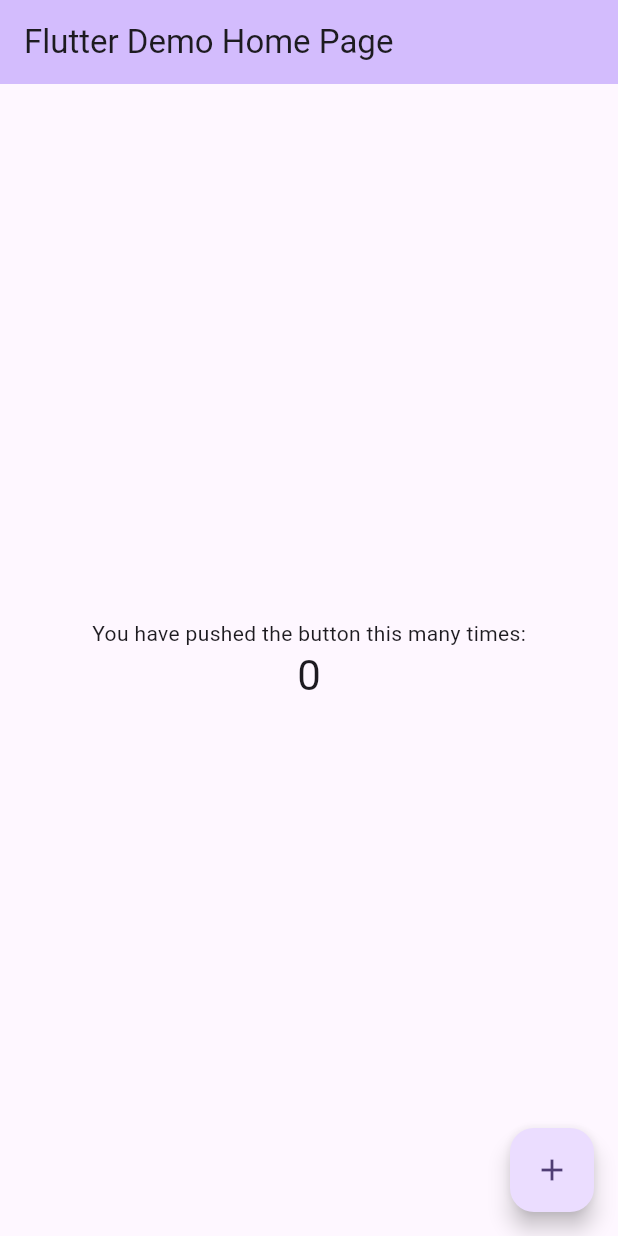
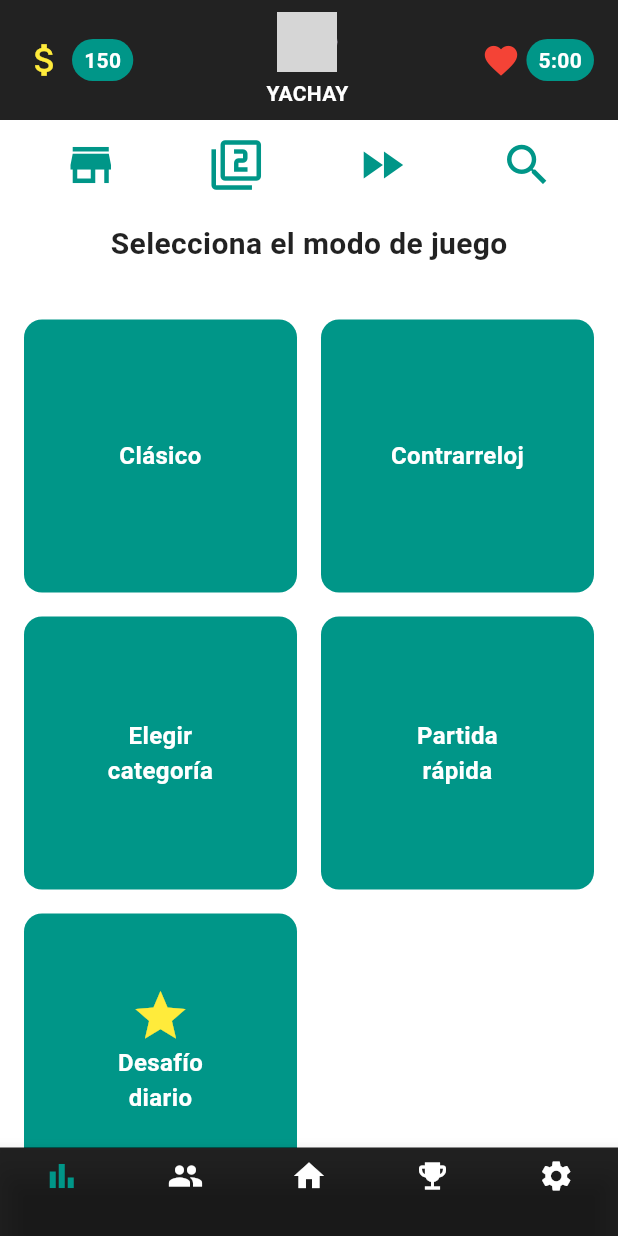
Before and after one commit to Adhemar03/yachay, a Flutter app: the screen it shows after launch, on a phone screen of 412 x 824 dp. Run offline on Flutter 3.47's test engine with Material 3 defaults, Android fonts, the light colour scheme and no system bars; our stand-ins replace supabase_flutter; accounts and stored records are empty; grey boxes are pictures that could not be loaded.

Commit message:
Primer commit

```diff
--- /dev/null
+++ b/devtools_options.yaml
@@ -0,0 +1,3 @@
+description: This file stores settings for Dart & Flutter DevTools.
+documentation: https://docs.flutter.dev/tools/devtools/extensions#configure-extension-enablement-states
+extensions:
--- /dev/null
+++ b/lib/game_mode_screen.dart
@@ -0,0 +1,171 @@
+import 'package:flutter/material.dart';
+import 'screens/classic_mode_screen.dart';
+import 'screens/timer_mode_screen.dart';
+import 'screens/category_mode_screen.dart';
+import 'screens/quick_mode_screen.dart';
+import 'screens/daily_challenge_screen.dart';
+
+class GameModeScreen extends StatelessWidget {
+  const GameModeScreen({super.key});
+
+  @override
+  Widget build(BuildContext context) {
+    return Scaffold(
+      backgroundColor: Colors.white,
+      body: Column(
+        children: [
+          // Encabezado
+          Container(
+            color: Colors.black87,
+            padding: const EdgeInsets.symmetric(horizontal: 16, vertical: 8),
+            child: Row(
+              mainAxisAlignment: MainAxisAlignment.spaceBetween,
+              children: [
+                Row(
+                  children: [
+                    const Icon(Icons.attach_money, color: Colors.yellow, size: 28),
+                    const SizedBox(width: 4),
+                    Container(
+                      padding: const EdgeInsets.symmetric(horizontal: 8, vertical: 4),
+                      decoration: BoxDecoration(
+                        color: Colors.teal,
+                        borderRadius: BorderRadius.circular(20),
+                      ),
+                      child: const Text(
+                        "150",
+                        style: TextStyle(color: Colors.white, fontWeight: FontWeight.bold),
+                      ),
+                    ),
+                  ],
+                ),
+                Column(
+                  children: const [
+                    CircleAvatar(
+                      radius: 20,
+                      backgroundImage: AssetImage("assets/logo.png"),
+                    ),
+                    SizedBox(height: 4),
+                    Text(
+                      "YACHAY",
+                      style: TextStyle(color: Colors.white, fontWeight: FontWeight.bold),
+                    ),
+                  ],
+                ),
+                Row(
+                  children: [
+                    const Icon(Icons.favorite, color: Colors.red, size: 26),
+                    const SizedBox(width: 4),
+                    Container(
+                      padding: const EdgeInsets.symmetric(horizontal: 8, vertical: 4),
+                      decoration: BoxDecoration(
+                        color: Colors.teal,
+                        borderRadius: BorderRadius.circular(20),
+                      ),
+                      child: const Text(
+                        "5:00",
+                        style: TextStyle(color: Colors.white, fontWeight: FontWeight.bold),
+                      ),
+                    ),
+                  ],
+                ),
+              ],
+            ),
+          ),
+
+          const SizedBox(height: 12),
+
+          Padding(
+            padding: const EdgeInsets.symmetric(horizontal: 12),
+            child: Row(
+              mainAxisAlignment: MainAxisAlignment.spaceAround,
+              children: const [
+                Icon(Icons.store, size: 36, color: Colors.teal),
+                Icon(Icons.filter_2, size: 36, color: Colors.teal),
+                Icon(Icons.fast_forward, size: 36, color: Colors.teal),
+                Icon(Icons.search, size: 36, color: Colors.teal),
+              ],
+            ),
+          ),
+
+          const SizedBox(height: 20),
+
+          const Text(
+            "Selecciona el modo de juego",
+            style: TextStyle(fontSize: 20, fontWeight: FontWeight.bold, color: Colors.black87),
+          ),
+
+          const SizedBox(height: 20),
+
+          Expanded(
+            child: GridView.count(
+              crossAxisCount: 2,
+              padding: const EdgeInsets.all(16),
+              mainAxisSpacing: 16,
+              crossAxisSpacing: 16,
+              children: [
+                _buildModeButton("Clásico", onTap: () {
+                  Navigator.push(context, MaterialPageRoute(builder: (_) => const ClasicoScreen()));
+                }),
+                _buildModeButton("Contrarreloj", onTap: () {
+                  Navigator.push(context, MaterialPageRoute(builder: (_) => const ContrarrelojScreen()));
+                }),
+                _buildModeButton("Elegir\ncategoría", onTap: () {
+                  Navigator.push(context, MaterialPageRoute(builder: (_) => const CategoriaScreen()));
+                }),
+                _buildModeButton("Partida\nrápida", onTap: () {
+                  Navigator.push(context, MaterialPageRoute(builder: (_) => const QuickModeScreen()));
+                }),
+                _buildModeButton("Desafío\ndiario", icon: Icons.star, onTap: () {
+                  Navigator.push(context, MaterialPageRoute(builder: (_) => const DailyChallengeScreen()));
+                }),
+              ],
+            ),
+          ),
+        ],
+      ),
+      bottomNavigationBar: BottomNavigationBar(
+        backgroundColor: Colors.black87,
+        selectedItemColor: Colors.teal,
+        unselectedItemColor: Colors.white,
+        type: BottomNavigationBarType.fixed,
+        items: const [
+          BottomNavigationBarItem(icon: Icon(Icons.bar_chart), label: ""),
+          BottomNavigationBarItem(icon: Icon(Icons.people), label: ""),
+          BottomNavigationBarItem(icon: Icon(Icons.home), label: ""),
+          BottomNavigationBarItem(icon: Icon(Icons.emoji_events), label: ""),
+          BottomNavigationBarItem(icon: Icon(Icons.settings), label: ""),
+        ],
+      ),
+    );
+  }
+
+  Widget _buildModeButton(String text, {IconData? icon, VoidCallback? onTap}) {
+    return InkWell(
+      onTap: onTap,
+      borderRadius: BorderRadius.circular(12),
+      child: Container(
+        decoration: BoxDecoration(
+          color: Colors.teal,
+          borderRadius: BorderRadius.circular(12),
+        ),
+        child: Center(
+          child: Column(
+            mainAxisAlignment: MainAxisAlignment.center,
+            children: [
+              if (icon != null) Icon(icon, size: 40, color: Colors.yellow),
+              Text(
+                text,
+                textAlign: TextAlign.center,
+                style: const TextStyle(
+                  color: Colors.white,
+                  fontWeight: FontWeight.bold,
+                  fontSize: 16,
+                ),
+              ),
+            ],
+          ),
+        ),
+      ),
+    );
+  }
+}
--- a/lib/main.dart
+++ b/lib/main.dart
@@ -1,130 +1,27 @@
 import 'package:flutter/material.dart';
-import 'package:supabase_flutter/supabase_flutter.dart';
+import 'game_mode_screen.dart';
 
-void main() async {
-WidgetsFlutterBinding.ensureInitialized();
-
-  await Supabase.initialize(
-    url: 'https://xbdtenznssbragnduobc.supabase.co',
-    anonKey: 'eyJhbGciOiJIUzI1NiIsInR5cCI6IkpXVCJ9.eyJpc3MiOiJzdXBhYmFzZSIsInJlZiI6InhiZHRlbnpuc3NicmFnbmR1b2JjIiwicm9sZSI6ImFub24iLCJpYXQiOjE3NTgwNzYxNDIsImV4cCI6MjA3MzY1MjE0Mn0.bZe5KFXKqx329uXdIL5Y7HDT3b-1uL3y_fatESptQqk',
-  );
-
+void main() {
   runApp(const MyApp());
 }
 
 class MyApp extends StatelessWidget {
   const MyApp({super.key});
 
-  // This widget is the root of your application.
   @override
   Widget build(BuildContext context) {
     return MaterialApp(
-      title: 'Flutter Demo',
+      title: 'Juego de Preguntas',
+      debugShowCheckedModeBanner: false,
       theme: ThemeData(
-        // This is the theme of your application.
-        //
-        // TRY THIS: Try running your application with "flutter run". You'll see
-        // the application has a purple toolbar. Then, without quitting the app,
-        // try changing the seedColor in the colorScheme below to Colors.green
-        // and then invoke "hot reload" (save your changes or press the "hot
-        // reload" button in a Flutter-supported IDE, or press "r" if you used
-        // the command line to start the app).
-        //
-        // Notice that the counter didn't reset back to zero; the application
-        // state is not lost during the reload. To reset the state, use hot
-        // restart instead.
-        //
-        // This works for code too, not just values: Most code changes can be
-        // tested with just a hot reload.
-        colorScheme: ColorScheme.fromSeed(seedColor: Colors.deepPurple),
+        primarySwatch: Colors.teal,
+        scaffoldBackgroundColor: Colors.white,
+        appBarTheme: const AppBarTheme(
+          backgroundColor: Colors.teal,
+          foregroundColor: Colors.white,
+        ),
       ),
-      home: const MyHomePage(title: 'Flutter Demo Home Page'),
+      home: const GameModeScreen(),
     );
   }
 }
-
-class MyHomePage extends StatefulWidget {
-  const MyHomePage({super.key, required this.title});
-
-  // This widget is the home page of your application. It is stateful, meaning
-  // that it has a State object (defined below) that contains fields that affect
-  // how it looks.
-
-  // This class is the configuration for the state. It holds the values (in this
-  // case the title) provided by the parent (in this case the App widget) and
-  // used by the build method of the State. Fields in a Widget subclass are
-  // always marked "final".
-
-  final String title;
-
-  @override
-  State<MyHomePage> createState() => _MyHomePageState();
-}
-
-class _MyHomePageState extends State<MyHomePage> {
-  int _counter = 0;
-
-  void _incrementCounter() {
-    setState(() {
-      // This call to setState tells the Flutter framework that something has
-      // changed in this State, which causes it to rerun the build method below
-      // so that the display can reflect the updated values. If we changed
-      // _counter without calling setState(), then the build method would not be
-      // called again, and so nothing would appear to happen.
-      _counter++;
-    });
-  }
-
-  @override
-  Widget build(BuildContext context) {
-    // This method is rerun every time setState is called, for instance as done
-    // by the _incrementCounter method above.
-    //
-    // The Flutter framework has been optimized to make rerunning build methods
-    // fast, so that you can just rebuild anything that needs updating rather
-    // than having to individually change instances of widgets.
-    return Scaffold(
-      appBar: AppBar(
-        // TRY THIS: Try changing the color here to a specific color (to
-        // Colors.amber, perhaps?) and trigger a hot reload to see the AppBar
-        // change color while the other colors stay the same.
-        backgroundColor: Theme.of(context).colorScheme.inversePrimary,
-        // Here we take the value from the MyHomePage object that was created by
-        // the App.build method, and use it to set our appbar title.
-        title: Text(widget.title),
-      ),
-      body: Center(
-        // Center is a layout widget. It takes a single child and positions it
-        // in the middle of the parent.
-        child: Column(
-          // Column is also a layout widget. It takes a list of children and
-          // arranges them vertically. By default, it sizes itself to fit its
-          // children horizontally, and tries to be as tall as its parent.
-          //
-          // Column has various properties to control how it sizes itself and
-          // how it positions its children. Here we use mainAxisAlignment to
-          // center the children vertically; the main axis here is the vertical
-          // axis because Columns are vertical (the cross axis would be
-          // horizontal).
-          //
-          // TRY THIS: Invoke "debug painting" (choose the "Toggle Debug Paint"
-          // action in the IDE, or press "p" in the console), to see the
-          // wireframe for each widget.
-          mainAxisAlignment: MainAxisAlignment.center,
-          children: <Widget>[
-            const Text('You have pushed the button this many times:'),
-            Text(
-              '$_counter',
-              style: Theme.of(context).textTheme.headlineMedium,
-            ),
-          ],
-        ),
-      ),
-      floatingActionButton: FloatingActionButton(
-        onPressed: _incrementCounter,
-        tooltip: 'Increment',
-        child: const Icon(Icons.add),
-      ), // This trailing comma makes auto-formatting nicer for build methods.
-    );
-  }
-}
```
Also changed, not shown: lib/screens/category_mode_screen.dart (added, +79 -0 lines), lib/screens/classic_mode_screen.dart (added, +57 -0 lines), lib/screens/daily_challenge_screen.dart (added, +41 -0 lines), lib/screens/preguntas_screen.dart (added, +91 -0 lines), lib/screens/quick_mode_screen.dart (added, +34 -0 lines), lib/screens/timer_mode_screen.dart (added, +57 -0 lines), 1 other file.
